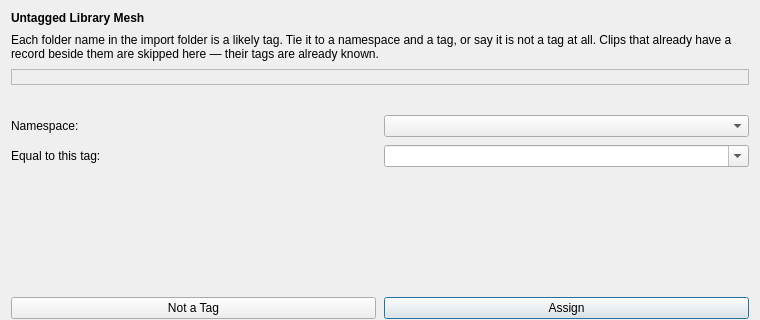
Above: importer/meshwindow.ui from trafficman/commcut before the change; both pictures show x 0 to 760 and y 0 to 320 of the 760 by 560 pixel window. Below: the same form after it.
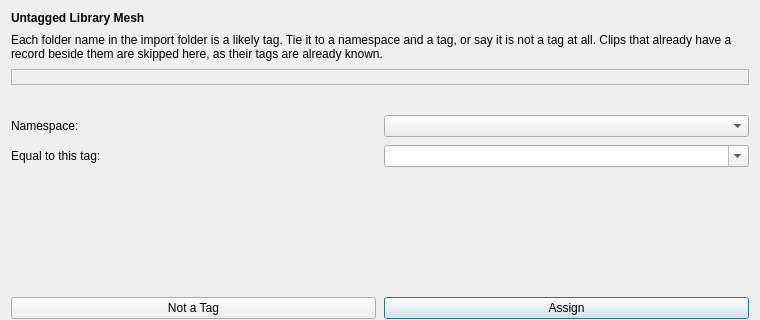
That is the form after the change.

```diff
--- a/importer/meshwindow.ui
+++ b/importer/meshwindow.ui
@@ -36,7 +36,7 @@
    <item>
     <widget class="QLabel" name="labelIntro">
      <property name="text">
-      <string>Each folder name in the import folder is a likely tag. Tie it to a namespace and a tag, or say it is not a tag at all. Clips that already have a record beside them are skipped here — their tags are already known.</string>
+      <string>Each folder name in the import folder is a likely tag. Tie it to a namespace and a tag, or say it is not a tag at all. Clips that already have a record beside them are skipped here, as their tags are already known.</string>
      </property>
      <property name="wordWrap">
       <bool>true</bool>
```
Left out of the diff: 42 changed lines with no effect on the pictures.
